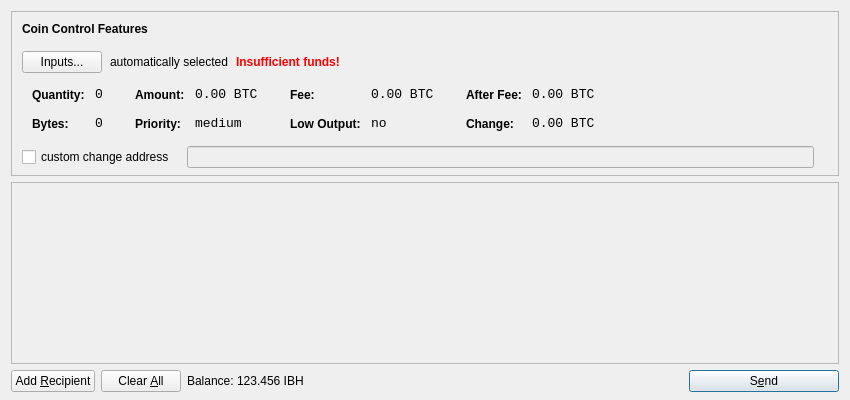
Above: src/qt/forms/sendcoinsdialog.ui from ibithub/ibithub before the change. Below: the same form after it.
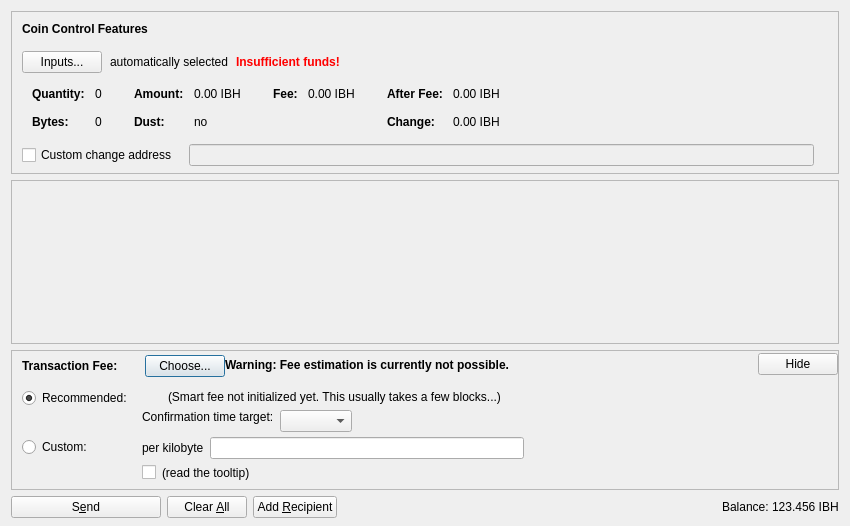
That is the form after the change. Icons and pictures are not drawn. Custom widgets are drawn as their Qt base class.

Patch:
```diff
--- a/src/qt/forms/sendcoinsdialog.ui
+++ b/src/qt/forms/sendcoinsdialog.ui
@@ -7,13 +7,13 @@
     <x>0</x>
     <y>0</y>
     <width>850</width>
-    <height>400</height>
+    <height>526</height>
    </rect>
   </property>
   <property name="windowTitle">
    <string>Send Coins</string>
   </property>
-  <layout class="QVBoxLayout" name="verticalLayout" stretch="0,1,0">
+  <layout class="QVBoxLayout" name="verticalLayout" stretch="0,1,0,0">
    <property name="bottomMargin">
     <number>8</number>
    </property>
@@ -39,7 +39,7 @@
      </property>
      <layout class="QVBoxLayout" name="verticalLayoutCoinControl2">
       <property name="spacing">
-       <number>-1</number>
+       <number>0</number>
       </property>
       <property name="leftMargin">
        <number>0</number>
@@ -109,6 +109,9 @@
             <property name="text">
              <string>Inputs...</string>
             </property>
+            <property name="autoDefault">
+             <bool>false</bool>
+            </property>
            </widget>
           </item>
           <item>
@@ -173,7 +176,16 @@
            <string notr="true"/>
           </property>
           <layout class="QHBoxLayout" name="horizontalLayoutCoinControl5">
-           <property name="margin">
+           <property name="leftMargin">
+            <number>0</number>
+           </property>
+           <property name="topMargin">
+            <number>0</number>
+           </property>
+           <property name="rightMargin">
+            <number>0</number>
+           </property>
+           <property name="bottomMargin">
             <number>0</number>
            </property>
            <item>
@@ -206,8 +218,11 @@
                </property>
                <item row="0" column="0">
                 <widget class="QLabel" name="labelCoinControlQuantityText">
-                 <property name="styleSheet">
-                  <string notr="true">font-weight:bold;</string>
+                 <property name="font">
+                  <font>
+                   <weight>75</weight>
+                   <bold>true</bold>
+                  </font>
                  </property>
                  <property name="text">
                   <string>Quantity:</string>
@@ -219,12 +234,6 @@
                </item>
                <item row="0" column="1">
                 <widget class="QLabel" name="labelCoinControlQuantity">
-                 <property name="font">
-                  <font>
-                   <family>Monospace</family>
-                   <pointsize>10</pointsize>
-                  </font>
-                 </property>
                  <property name="cursor">
                   <cursorShape>IBeamCursor</cursorShape>
                  </property>
@@ -244,8 +253,11 @@
                </item>
                <item row="1" column="0">
                 <widget class="QLabel" name="labelCoinControlBytesText">
-                 <property name="styleSheet">
-                  <string notr="true">font-weight:bold;</string>
+                 <property name="font">
+                  <font>
+                   <weight>75</weight>
+                   <bold>true</bold>
+                  </font>
                  </property>
                  <property name="text">
                   <string>Bytes:</string>
@@ -254,12 +266,6 @@
                </item>
                <item row="1" column="1">
                 <widget class="QLabel" name="labelCoinControlBytes">
-                 <property name="font">
-                  <font>
-                   <family>Monospace</family>
-                   <pointsize>10</pointsize>
-                  </font>
-                 </property>
                  <property name="cursor">
                   <cursorShape>IBeamCursor</cursorShape>
                  </property>
@@ -295,8 +301,11 @@
                </property>
                <item row="0" column="0">
                 <widget class="QLabel" name="labelCoinControlAmountText">
-                 <property name="styleSheet">
-                  <string notr="true">font-weight:bold;</string>
+                 <property name="font">
+                  <font>
+                   <weight>75</weight>
+                   <bold>true</bold>
+                  </font>
                  </property>
                  <property name="text">
                   <string>Amount:</string>
@@ -308,12 +317,6 @@
                </item>
                <item row="0" column="1">
                 <widget class="QLabel" name="labelCoinControlAmount">
-                 <property name="font">
-                  <font>
-                   <family>Monospace</family>
-                   <pointsize>10</pointsize>
-                  </font>
-                 </property>
                  <property name="cursor">
                   <cursorShape>IBeamCursor</cursorShape>
                  </property>
@@ -321,7 +324,7 @@
                   <enum>Qt::ActionsContextMenu</enum>
                  </property>
                  <property name="text">
-                  <string notr="true">0.00 BTC</string>
+                  <string notr="true">0.00 IBH</string>
                  </property>
                  <property name="textInteractionFlags">
                   <set>Qt::LinksAccessibleByMouse|Qt::TextSelectableByKeyboard|Qt::TextSelectableByMouse</set>
@@ -329,23 +332,20 @@
                 </widget>
                </item>
                <item row="1" column="0">
-                <widget class="QLabel" name="labelCoinControlPriorityText">
-                 <property name="styleSheet">
-                  <string notr="true">font-weight:bold;</string>
+                <widget class="QLabel" name="labelCoinControlLowOutputText">
+                 <property name="font">
+                  <font>
+                   <weight>75</weight>
+                   <bold>true</bold>
+                  </font>
                  </property>
                  <property name="text">
-                  <string>Priority:</string>
+                  <string>Dust:</string>
                  </property>
                 </widget>
                </item>
                <item row="1" column="1">
-                <widget class="QLabel" name="labelCoinControlPriority">
-                 <property name="font">
-                  <font>
-                   <family>Monospace</family>
-                   <pointsize>10</pointsize>
-                  </font>
-                 </property>
+                <widget class="QLabel" name="labelCoinControlLowOutput">
                  <property name="cursor">
                   <cursorShape>IBeamCursor</cursorShape>
                  </property>
@@ -353,7 +353,7 @@
                   <enum>Qt::ActionsContextMenu</enum>
                  </property>
                  <property name="text">
-                  <string>medium</string>
+                  <string notr="true">no</string>
                  </property>
                  <property name="textInteractionFlags">
                   <set>Qt::LinksAccessibleByMouse|Qt::TextSelectableByKeyboard|Qt::TextSelectableByMouse</set>
@@ -381,8 +381,11 @@
                </property>
                <item row="0" column="0">
                 <widget class="QLabel" name="labelCoinControlFeeText">
-                 <property name="styleSheet">
-                  <string notr="true">font-weight:bold;</string>
+                 <property name="font">
+                  <font>
+                   <weight>75</weight>
+                   <bold>true</bold>
+                  </font>
                  </property>
                  <property name="text">
                   <string>Fee:</string>
@@ -394,12 +397,6 @@
                </item>
                <item row="0" column="1">
                 <widget class="QLabel" name="labelCoinControlFee">
-                 <property name="font">
-                  <font>
-                   <family>Monospace</family>
-                   <pointsize>10</pointsize>
-                  </font>
-                 </property>
                  <property name="cursor">
                   <cursorShape>IBeamCursor</cursorShape>
                  </property>
@@ -407,39 +404,7 @@
                   <enum>Qt::ActionsContextMenu</enum>
                  </property>
                  <property name="text">
-                  <string notr="true">0.00 BTC</string>
-                 </property>
-                 <property name="textInteractionFlags">
-                  <set>Qt::LinksAccessibleByMouse|Qt::TextSelectableByKeyboard|Qt::TextSelectableByMouse</set>
-                 </property>
-                </widget>
-               </item>
-               <item row="1" column="0">
-                <widget class="QLabel" name="labelCoinControlLowOutputText">
-                 <property name="styleSheet">
-                  <string notr="true">font-weight:bold;</string>
-                 </property>
-                 <property name="text">
-                  <string>Low Output:</string>
-                 </property>
-                </widget>
-               </item>
-               <item row="1" column="1">
-                <widget class="QLabel" name="labelCoinControlLowOutput">
-                 <property name="font">
-                  <font>
-                   <family>Monospace</family>
-                   <pointsize>10</pointsize>
-                  </font>
-                 </property>
-                 <property name="cursor">
-                  <cursorShape>IBeamCursor</cursorShape>
-                 </property>
-                 <property name="contextMenuPolicy">
-                  <enum>Qt::ActionsContextMenu</enum>
-                 </property>
-                 <property name="text">
-                  <string>no</string>
+                  <string notr="true">0.00 IBH</string>
                  </property>
                  <property name="textInteractionFlags">
                   <set>Qt::LinksAccessibleByMouse|Qt::TextSelectableByKeyboard|Qt::TextSelectableByMouse</set>
@@ -467,8 +432,11 @@
                </property>
                <item row="0" column="0">
                 <widget class="QLabel" name="labelCoinControlAfterFeeText">
-                 <property name="styleSheet">
-                  <string notr="true">font-weight:bold;</string>
+                 <property name="font">
+                  <font>
+                   <weight>75</weight>
+                   <bold>true</bold>
+                  </font>
                  </property>
                  <property name="text">
                   <string>After Fee:</string>
@@ -480,12 +448,6 @@
                </item>
                <item row="0" column="1">
                 <widget class="QLabel" name="labelCoinControlAfterFee">
-                 <property name="font">
-                  <font>
-                   <family>Monospace</family>
-                   <pointsize>10</pointsize>
-                  </font>
-                 </property>
                  <property name="cursor">
                   <cursorShape>IBeamCursor</cursorShape>
                  </property>
@@ -493,7 +455,7 @@
                   <enum>Qt::ActionsContextMenu</enum>
                  </property>
                  <property name="text">
-                  <string notr="true">0.00 BTC</string>
+                  <string notr="true">0.00 IBH</string>
                  </property>
                  <property name="textInteractionFlags">
                   <set>Qt::LinksAccessibleByMouse|Qt::TextSelectableByKeyboard|Qt::TextSelectableByMouse</set>
@@ -502,8 +464,11 @@
                </item>
                <item row="1" column="0">
                 <widget class="QLabel" name="labelCoinControlChangeText">
-                 <property name="styleSheet">
-                  <string notr="true">font-weight:bold;</string>
+                 <property name="font">
+                  <font>
+                   <weight>75</weight>
+                   <bold>true</bold>
+                  </font>
                  </property>
                  <property name="text">
                   <string>Change:</string>
@@ -512,12 +477,6 @@
                </item>
                <item row="1" column="1">
                 <widget class="QLabel" name="labelCoinControlChange">
-                 <property name="font">
-                  <font>
-                   <family>Monospace</family>
-                   <pointsize>10</pointsize>
-                  </font>
-                 </property>
                  <property name="cursor">
                   <cursorShape>IBeamCursor</cursorShape>
                  </property>
@@ -525,7 +484,7 @@
                   <enum>Qt::ActionsContextMenu</enum>
                  </property>
                  <property name="text">
-                  <string notr="true">0.00 BTC</string>
+                  <string notr="true">0.00 IBH</string>
                  </property>
                  <property name="textInteractionFlags">
                   <set>Qt::LinksAccessibleByMouse|Qt::TextSelectableByKeyboard|Qt::TextSelectableByMouse</set>
@@ -555,13 +514,16 @@
           </property>
           <item>
            <widget class="QCheckBox" name="checkBoxCoinControlChange">
+            <property name="toolTip">
+             <string>If this is activated, but the change address is empty or invalid, change will be sent to a newly generated address.</string>
+            </property>
             <property name="text">
-             <string>custom change address</string>
+             <string>Custom change address</string>
             </property>
            </widget>
           </item>
           <item>
-           <widget class="QLineEdit" name="lineEditCoinControlChange">
+           <widget class="QValidatedLineEdit" name="lineEditCoinControlChange">
             <property name="enabled">
              <bool>false</bool>
             </property>
@@ -626,11 +588,20 @@
         <x>0</x>
         <y>0</y>
         <width>830</width>
-        <height>165</height>
+        <height>104</height>
        </rect>
       </property>
-      <layout class="QVBoxLayout" name="verticalLayout_2">
-       <property name="margin">
+      <layout class="QVBoxLayout" name="verticalLayout_2" stretch="0,1">
+       <property name="leftMargin">
+        <number>0</number>
+       </property>
+       <property name="topMargin">
+        <number>0</number>
+       </property>
+       <property name="rightMargin">
+        <number>0</number>
+       </property>
+       <property name="bottomMargin">
         <number>0</number>
        </property>
        <item>
@@ -657,23 +628,530 @@
      </widget>
     </widget>
    </item>
+   <item>
+    <widget class="QFrame" name="frameFee">
+     <property name="sizePolicy">
+      <sizepolicy hsizetype="Expanding" vsizetype="Expanding">
+       <horstretch>0</horstretch>
+       <verstretch>0</verstretch>
+      </sizepolicy>
+     </property>
+     <property name="maximumSize">
+      <size>
+       <width>16777215</width>
+       <height>16777215</height>
+      </size>
+     </property>
+     <property name="frameShape">
+      <enum>QFrame::StyledPanel</enum>
+     </property>
+     <property name="frameShadow">
+      <enum>QFrame::Sunken</enum>
+     </property>
+     <layout class="QVBoxLayout" name="verticalLayoutFee1">
+      <property name="spacing">
+       <number>0</number>
+      </property>
+      <property name="leftMargin">
+       <number>0</number>
+      </property>
+      <property name="topMargin">
+       <number>0</number>
+      </property>
+      <property name="rightMargin">
+       <number>0</number>
+      </property>
+      <property name="bottomMargin">
+       <number>0</number>
+      </property>
+      <item>
+       <layout class="QVBoxLayout" name="verticalLayoutFee2" stretch="0,0,0">
+        <property name="spacing">
+         <number>0</number>
+        </property>
+        <property name="leftMargin">
+         <number>10</number>
+        </property>
+        <property name="topMargin">
+         <number>0</number>
+        </property>
+        <item>
+         <layout class="QHBoxLayout" name="horizontalLayoutFee1">
+          <property name="bottomMargin">
+           <number>0</number>
+          </property>
+          <item>
+           <layout class="QVBoxLayout" name="verticalLayoutFee7">
+            <property name="spacing">
+             <number>0</number>
+            </property>
+            <item>
+             <spacer name="verticalSpacerSmartFee">
+              <property name="orientation">
+               <enum>Qt::Vertical</enum>
+              </property>
+              <property name="sizeType">
+               <enum>QSizePolicy::Fixed</enum>
+              </property>
+              <property name="sizeHint" stdset="0">
+               <size>
+                <width>1</width>
+                <height>4</height>
+               </size>
+              </property>
+             </spacer>
+            </item>
+            <item>
+             <layout class="QHBoxLayout" name="horizontalLayoutSmartFee">
+              <property name="spacing">
+               <number>10</number>
+              </property>
+              <item>
+               <widget class="QLabel" name="labelFeeHeadline">
+                <property name="sizePolicy">
+                 <sizepolicy hsizetype="Preferred" vsizetype="Maximum">
+                  <horstretch>0</horstretch>
+                  <verstretch>0</verstretch>
+                 </sizepolicy>
+                </property>
+                <property name="font">
+                 <font>
+                  <weight>75</weight>
+                  <bold>true</bold>
+                 </font>
+                </property>
+                <property name="styleSheet">
+                 <string notr="true">font-weight:bold;</string>
+                </property>
+                <property name="text">
+                 <string>Transaction Fee:</string>
+                </property>
+               </widget>
+              </item>
+              <item>
+               <widget class="QLabel" name="labelFeeMinimized">
+                <property name="text">
+                 <string/>
+                </property>
+               </widget>
+              </item>
+              <item>
+               <widget class="QPushButton" name="buttonChooseFee">
+                <property name="text">
+                 <string>Choose...</string>
+                </property>
+               </widget>
+              </item>
+             </layout>
+            </item>
+            <item>
+             <spacer name="verticalSpacer_5">
+              <property name="orientation">
+               <enum>Qt::Vertical</enum>
+              </property>
+              <property name="sizeHint" stdset="0">
+               <size>
+                <width>1</width>
+                <height>1</height>
+               </size>
+              </property>
+             </spacer>
+            </item>
+           </layout>
+          </item>
+          <item>
+           <widget class="QLabel" name="fallbackFeeWarningLabel">
+            <property name="toolTip">
+             <string>Using the fallbackfee can result in sending a transaction that will take several hours or days (or never) to confirm. Consider choosing your fee manually or wait until you have validated the complete chain.</string>
+            </property>
+            <property name="font">
+            <font>
+                <weight>75</weight>
+                <bold>true</bold>
+            </font>
+            </property>
+            <property name="text">
+             <string>Warning: Fee estimation is currently not possible.</string>
+            </property>
+            <property name="wordWrap">
+             <bool>false</bool>
+            </property>
+           </widget>
+          </item>
+          <item>
+           <spacer name="horizontalSpacer_4">
+            <property name="orientation">
+             <enum>Qt::Horizontal</enum>
+            </property>
+            <property name="sizeType">
+             <enum>QSizePolicy::MinimumExpanding</enum>
+            </property>
+            <property name="sizeHint" stdset="0">
+             <size>
+              <width>40</width>
+              <height>20</height>
+             </size>
+            </property>
+           </spacer>
+          </item>
+          <item>
+           <widget class="QPushButton" name="buttonMinimizeFee">
+            <property name="toolTip">
+             <string>collapse fee-settings</string>
+            </property>
+            <property name="text">
+             <string>Hide</string>
+            </property>
+           </widget>
+          </item>
+         </layout>
+        </item>
+        <item>
+         <widget class="QFrame" name="frameFeeSelection">
+          <layout class="QVBoxLayout" name="verticalLayoutFee12">
+           <property name="spacing">
+            <number>0</number>
+           </property>
+           <property name="leftMargin">
+            <number>0</number>
+           </property>
+           <property name="topMargin">
+            <number>0</number>
+           </property>
+           <property name="rightMargin">
+            <number>0</number>
+           </property>
+           <property name="bottomMargin">
+            <number>0</number>
+           </property>
+           <item>
+            <layout class="QGridLayout" name="gridLayoutFee">
+             <property name="topMargin">
+              <number>10</number>
+             </property>
+             <property name="bottomMargin">
+              <number>4</number>
+             </property>
+             <property name="horizontalSpacing">
+              <number>10</number>
+             </property>
+             <property name="verticalSpacing">
+              <number>4</number>
+             </property>
+             <item row="1" column="1">
+              <layout class="QVBoxLayout" name="verticalLayoutFee8">
+               <property name="spacing">
+                <number>6</number>
+               </property>
+               <item>
+                <layout class="QHBoxLayout" name="horizontalLayoutFee13">
+                 <item>
+                  <widget class="QLabel" name="labelCustomPerKilobyte">
+                   <property name="toolTip">
+                    <string>If the custom fee is set to 1000 satoshis and the transaction is only 250 bytes, then &quot;per kilobyte&quot; only pays 250 satoshis in fee, while &quot;total at least&quot; pays 1000 satoshis. For transactions bigger than a kilobyte both pay by kilobyte.</string>
+                   </property>
+                   <property name="text">
+                    <string>per kilobyte</string>
+                   </property>
+                  </widget>
+                 </item>
+                 <item>
+                  <widget class="BitcoinAmountField" name="customFee"/>
+                 </item>
+                 <item>
+                  <spacer name="horizontalSpacer_6">
+                   <property name="orientation">
+                    <enum>Qt::Horizontal</enum>
+                   </property>
+                   <property name="sizeHint" stdset="0">
+                    <size>
+                     <width>1</width>
+                     <height>1</height>
+                    </size>
+                   </property>
+                  </spacer>
+                 </item>
+                </layout>
+               </item>
+               <item>
+                <layout class="QHBoxLayout" name="horizontalLayoutFee8">
+                 <item>
+                  <widget class="QCheckBox" name="checkBoxMinimumFee">
+                   <property name="toolTip">
+                    <string>Paying only the minimum fee is just fine as long as there is less transaction volume than space in the blocks. But be aware that this can end up in a never confirming transaction once there is more demand for ibithub transactions than the network can process.</string>
+                   </property>
+                   <property name="text">
+                    <string/>
+                   </property>
+                  </widget>
+                 </item>
+                 <item>
+                  <widget class="QLabel" name="labelMinFeeWarning">
+                   <property name="enabled">
+                    <bool>true</bool>
+                   </property>
+                   <property name="toolTip">
+                    <string>Paying only the minimum fee is just fine as long as there is less transaction volume than space in the blocks. But be aware that this can end up in a never confirming transaction once there is more demand for ibithub transactions than the network can process.</string>
+                   </property>
+                   <property name="text">
+                    <string>(read the tooltip)</string>
+                   </property>
+                   <property name="margin">
+                    <number>5</number>
+                   </property>
+                  </widget>
+                 </item>
+                 <item>
+                  <spacer name="horizontalSpacer_2">
+                   <property name="orientation">
+                    <enum>Qt::Horizontal</enum>
+                   </property>
+                   <property name="sizeHint" stdset="0">
+                    <size>
+                     <width>1</width>
+                     <height>1</height>
+                    </size>
+                   </property>
+                  </spacer>
+                 </item>
+                </layout>
+               </item>
+              </layout>
+             </item>
+             <item row="0" column="0">
+              <layout class="QVBoxLayout" name="verticalLayoutFee4" stretch="0,1">
+               <item>
+                <widget class="QRadioButton" name="radioSmartFee">
+                 <property name="text">
+                  <string>Recommended:</string>
+                 </property>
+                 <property name="checked">
+                  <bool>true</bool>
+                 </property>
+                 <attribute name="buttonGroup">
+                  <string notr="true">groupFee</string>
+                 </attribute>
+                </widget>
+               </item>
+               <item>
+                <spacer name="verticalSpacer_2">
+                 <property name="orientation">
+                  <enum>Qt::Vertical</enum>
+                 </property>
+                 <property name="sizeHint" stdset="0">
+                  <size>
+                   <width>1</width>
+                   <height>1</height>
+                  </size>
+                 </property>
+                </spacer>
+               </item>
+              </layout>
+             </item>
+             <item row="1" column="0">
+              <layout class="QVBoxLayout" name="verticalLayoutFee9" stretch="0,1">
+               <item>
+                <widget class="QRadioButton" name="radioCustomFee">
+                 <property name="text">
+                  <string>Custom:</string>
+                 </property>
+                 <attribute name="buttonGroup">
+                  <string notr="true">groupFee</string>
+                 </attribute>
+                </widget>
+               </item>
+               <item>
+                <spacer name="verticalSpacer_6">
+                 <property name="orientation">
+                  <enum>Qt::Vertical</enum>
+                 </property>
+                 <property name="sizeHint" stdset="0">
+                  <size>
+                   <width>1</width>
+                   <height>1</height>
+                  </size>
+                 </property>
+                </spacer>
+               </item>
+              </layout>
+             </item>
+             <item row="0" column="1">
+              <layout class="QVBoxLayout" name="verticalLayoutFee3" stretch="0,0,1">
+               <property name="spacing">
+                <number>6</number>
+               </property>
+               <property name="topMargin">
+                <number>2</number>
+               </property>
+               <item>
+                <layout class="QHBoxLayout" name="horizontalLayoutFee12">
+                 <item>
+                  <widget class="QLabel" name="labelSmartFee">
+                   <property name="text">
+                    <string/>
+                   </property>
+                   <property name="margin">
+                    <number>2</number>
+                   </property>
+                  </widget>
+                 </item>
+                 <item>
+                  <widget class="QLabel" name="labelFeeEstimation">
+                   <property name="text">
+                    <string/>
+                   </property>
+                  </widget>
+                 </item>
+                 <item>
+                  <widget class="QLabel" name="labelSmartFee2">
+                   <property name="text">
+                    <string>(Smart fee not initialized yet. This usually takes a few blocks...)</string>
+                   </property>
+                   <property name="margin">
+                    <number>2</number>
+                   </property>
+                  </widget>
+                 </item>
+                 <item>
+                  <spacer name="horizontalSpacer_5">
+                   <property name="orientation">
+                    <enum>Qt::Horizontal</enum>
+                   </property>
+                   <property name="sizeHint" stdset="0">
+                    <size>
+                     <width>1</width>
+                     <height>1</height>
+                    </size>
+                   </property>
+                  </spacer>
+                 </item>
+                </layout>
+               </item>
+               <item>
+                <layout class="QHBoxLayout" name="horizontalLayoutFee9">
+                 <item>
+                  <layout class="QVBoxLayout" name="verticalLayoutFee6">
+                   <item>
+                    <widget class="QLabel" name="labelSmartFee3">
+                     <property name="text">
+                      <string>Confirmation time target:</string>
+                     </property>
+                     <property name="margin">
+                      <number>2</number>
+                     </property>
+                    </widget>
+                   </item>
+                   <item>
+                    <spacer name="verticalSpacer_3">
+                     <property name="orientation">
+                      <enum>Qt::Vertical</enum>
+                     </property>
+                     <property name="sizeHint" stdset="0">
+                      <size>
+                       <width>1</width>
+                       <height>1</height>
+                      </size>
+                     </property>
+                    </spacer>
+                   </item>
+                  </layout>
+                 </item>
+                 <item>
+                  <layout class="QVBoxLayout" name="verticalLayoutFee5">
+                   <property name="rightMargin">
+                    <number>30</number>
+                   </property>
+                   <item>
+                    <layout class="QHBoxLayout" name="horizontalLayoutConfTarget">
+                     <property name="bottomMargin">
+                      <number>0</number>
+                     </property>
+                     <item>
+                      <widget class="QComboBox" name="confTargetSelector"/>
+                     </item>
+                     <item>
+                      <spacer name="horizontalSpacerConfTarget">
+                       <property name="orientation">
+                        <enum>Qt::Horizontal</enum>
+                       </property>
+                       <property name="sizeHint" stdset="0">
+                        <size>
+                         <width>40</width>
+                         <height>20</height>
+                        </size>
+                       </property>
+                      </spacer>
+                     </item>
+                    </layout>
+                   </item>
+                  </layout>
+                 </item>
+                </layout>
+               </item>
+               <item>
+                <spacer name="verticalSpacer_4">
+                 <property name="orientation">
+                  <enum>Qt::Vertical</enum>
+                 </property>
+                 <property name="sizeHint" stdset="0">
+                  <size>
+                   <width>1</width>
+                   <height>1</height>
+                  </size>
+                 </property>
+                </spacer>
+               </item>
+              </layout>
+             </item>
+            </layout>
+           </item>
+          </layout>
+         </widget>
+        </item>
+        <item>
+         <spacer name="verticalSpacerFee">
+          <property name="orientation">
+           <enum>Qt::Vertical</enum>
+          </property>
+          <property name="sizeHint" stdset="0">
+           <size>
+            <width>40</width>
+            <height>5</height>
+           </size>
+          </property>
+         </spacer>
+        </item>
+       </layout>
+      </item>
+     </layout>
+    </widget>
+   </item>
    <item>
     <layout class="QHBoxLayout" name="horizontalLayout">
      <item>
-      <widget class="QPushButton" name="addButton">
+      <widget class="QPushButton" name="sendButton">
+       <property name="minimumSize">
+        <size>
+         <width>150</width>
+         <height>0</height>
+        </size>
+       </property>
        <property name="toolTip">
-        <string>Send to multiple recipients at once</string>
+        <string>Confirm the send action</string>
        </property>
        <property name="text">
-        <string>Add &amp;Recipient</string>
+        <string>S&amp;end</string>
        </property>
        <property name="icon">
         <iconset resource="../bitcoin.qrc">
-         <normaloff>:/icons/add</normaloff>:/icons/add</iconset>
+         <normaloff>:/icons/send</normaloff>:/icons/send</iconset>
        </property>
        <property name="autoDefault">
         <bool>false</bool>
        </property>
+       <property name="default">
+        <bool>false</bool>
+       </property>
       </widget>
      </item>
      <item>
@@ -685,7 +1163,7 @@
         </sizepolicy>
        </property>
        <property name="toolTip">
-        <string>Remove all transaction fields</string>
+        <string>Clear all fields of the form.</string>
        </property>
        <property name="text">
         <string>Clear &amp;All</string>
@@ -694,14 +1172,41 @@
         <iconset resource="../bitcoin.qrc">
          <normaloff>:/icons/remove</normaloff>:/icons/remove</iconset>
        </property>
-       <property name="autoRepeatDelay">
-        <number>300</number>
+       <property name="autoDefault">
+        <bool>false</bool>
        </property>
+      </widget>
+     </item>
+     <item>
+      <widget class="QPushButton" name="addButton">
+       <property name="toolTip">
+        <string>Send to multiple recipients at once</string>
+       </property>
+       <property name="text">
+        <string>Add &amp;Recipient</string>
+       </property>
+       <property name="icon">
+        <iconset resource="../bitcoin.qrc">
+         <normaloff>:/icons/add</normaloff>:/icons/add</iconset>
+       </property>
        <property name="autoDefault">
         <bool>false</bool>
        </property>
       </widget>
      </item>
+     <item>
+      <spacer name="horizontalSpacer">
+       <property name="orientation">
+        <enum>Qt::Horizontal</enum>
+       </property>
+       <property name="sizeHint" stdset="0">
+        <size>
+         <width>40</width>
+         <height>20</height>
+        </size>
+       </property>
+      </spacer>
+     </item>
      <item>
       <layout class="QHBoxLayout" name="horizontalLayout_2">
        <property name="spacing">
@@ -709,6 +1214,12 @@
        </property>
        <item>
         <widget class="QLabel" name="label">
+         <property name="sizePolicy">
+          <sizepolicy hsizetype="Preferred" vsizetype="Fixed">
+           <horstretch>0</horstretch>
+           <verstretch>0</verstretch>
+          </sizepolicy>
+         </property>
          <property name="text">
           <string>Balance:</string>
          </property>
@@ -716,11 +1227,17 @@
        </item>
        <item>
         <widget class="QLabel" name="labelBalance">
+         <property name="sizePolicy">
+          <sizepolicy hsizetype="Preferred" vsizetype="Fixed">
+           <horstretch>0</horstretch>
+           <verstretch>0</verstretch>
+          </sizepolicy>
+         </property>
          <property name="cursor">
           <cursorShape>IBeamCursor</cursorShape>
          </property>
          <property name="text">
-          <string>123.456 IBH</string>
+          <string notr="true">123.456 IBH</string>
          </property>
          <property name="textInteractionFlags">
           <set>Qt::LinksAccessibleByMouse|Qt::TextSelectableByKeyboard|Qt::TextSelectableByMouse</set>
@@ -729,46 +1246,23 @@
        </item>
       </layout>
      </item>
-     <item>
-      <spacer name="horizontalSpacer">
-       <property name="orientation">
-        <enum>Qt::Horizontal</enum>
-       </property>
-       <property name="sizeHint" stdset="0">
-        <size>
-         <width>40</width>
-         <height>20</height>
-        </size>
-       </property>
-      </spacer>
-     </item>
-     <item>
-      <widget class="QPushButton" name="sendButton">
-       <property name="minimumSize">
-        <size>
-         <width>150</width>
-         <height>0</height>
-        </size>
-       </property>
-       <property name="toolTip">
-        <string>Confirm the send action</string>
-       </property>
-       <property name="text">
-        <string>S&amp;end</string>
-       </property>
-       <property name="icon">
-        <iconset resource="../bitcoin.qrc">
-         <normaloff>:/icons/send</normaloff>:/icons/send</iconset>
-       </property>
-       <property name="default">
-        <bool>true</bool>
-       </property>
-      </widget>
-     </item>
     </layout>
    </item>
   </layout>
  </widget>
+ <customwidgets>
+  <customwidget>
+   <class>QValidatedLineEdit</class>
+   <extends>QLineEdit</extends>
+   <header>qvalidatedlineedit.h</header>
+  </customwidget>
+  <customwidget>
+   <class>BitcoinAmountField</class>
+   <extends>QLineEdit</extends>
+   <header>bitcoinamountfield.h</header>
+   <container>1</container>
+  </customwidget>
+ </customwidgets>
  <resources>
   <include location="../bitcoin.qrc"/>
  </resources>
```
Left out of the diff: 3 changed lines with no effect on the pictures.
